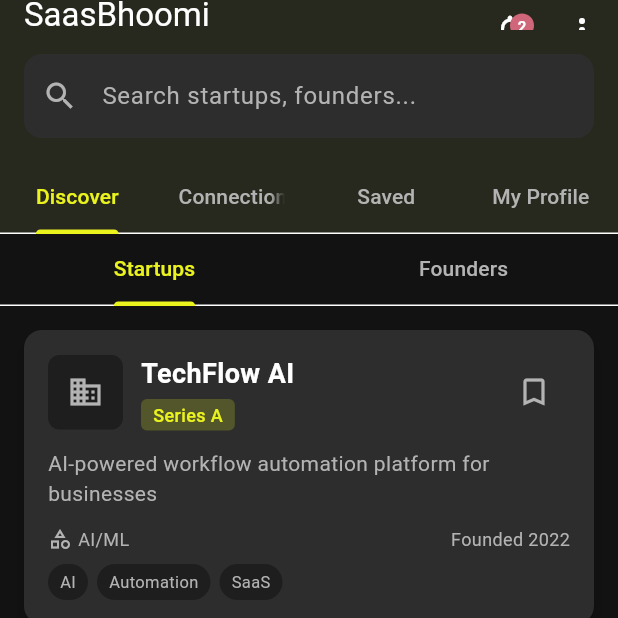
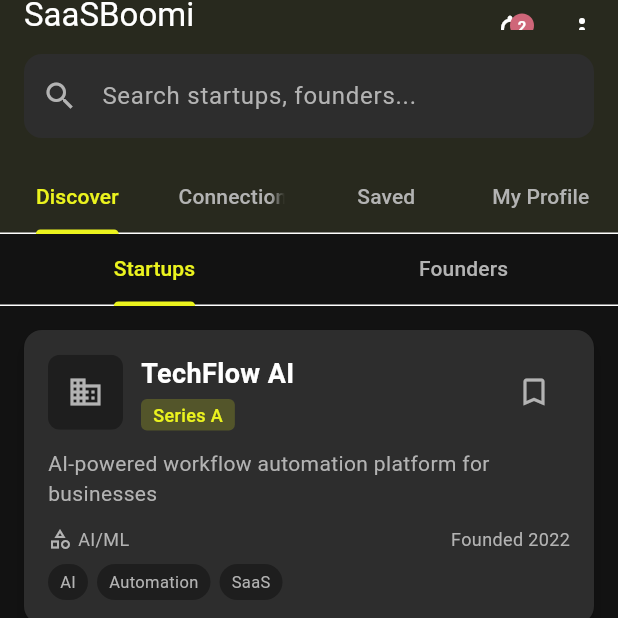
Before and after one commit to rohitsharma342/saasbhoomi, a Flutter app: the DashboardScreen screen opened directly, on a phone screen of 412 x 824 dp, the top half of it. Run offline on Flutter 3.47's test engine with Material 3 defaults, Android fonts, the phone set to English and light mode, and no system bars; drawn by our look-alikes of cached_network_image; our stand-ins replace flutter_staggered_animations, shared_preferences; accounts and stored records are empty; network calls fail.

Commit message:
Updated project for saasbhoomi

```diff
--- a/lib/screens/dashboard_screen.dart
+++ b/lib/screens/dashboard_screen.dart
@@ -86,7 +86,7 @@ class _DashboardScreenState extends State<DashboardScreen>
     return Scaffold(
       backgroundColor: AppConstants.backgroundColor,
       appBar: AppBar(
-        title: const Text('SaasBhoomi'),
+        title: const Text('SaaSBoomi'),
         backgroundColor: AppConstants.surfaceColor,
         elevation: 1,
         actions: [
```
